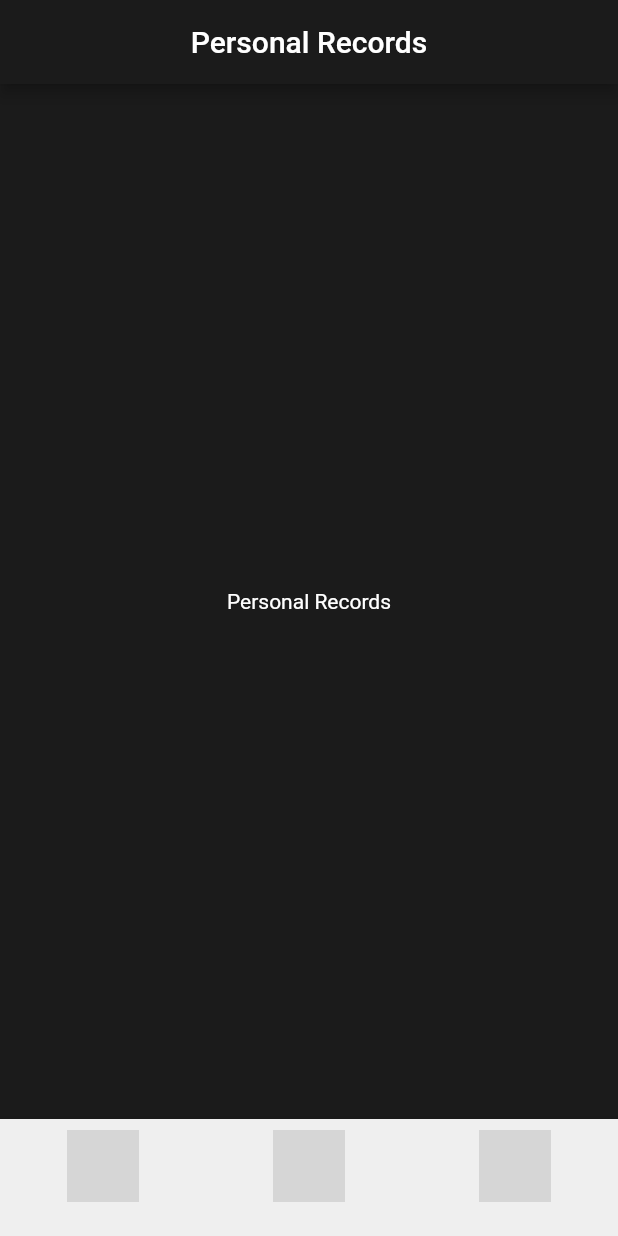
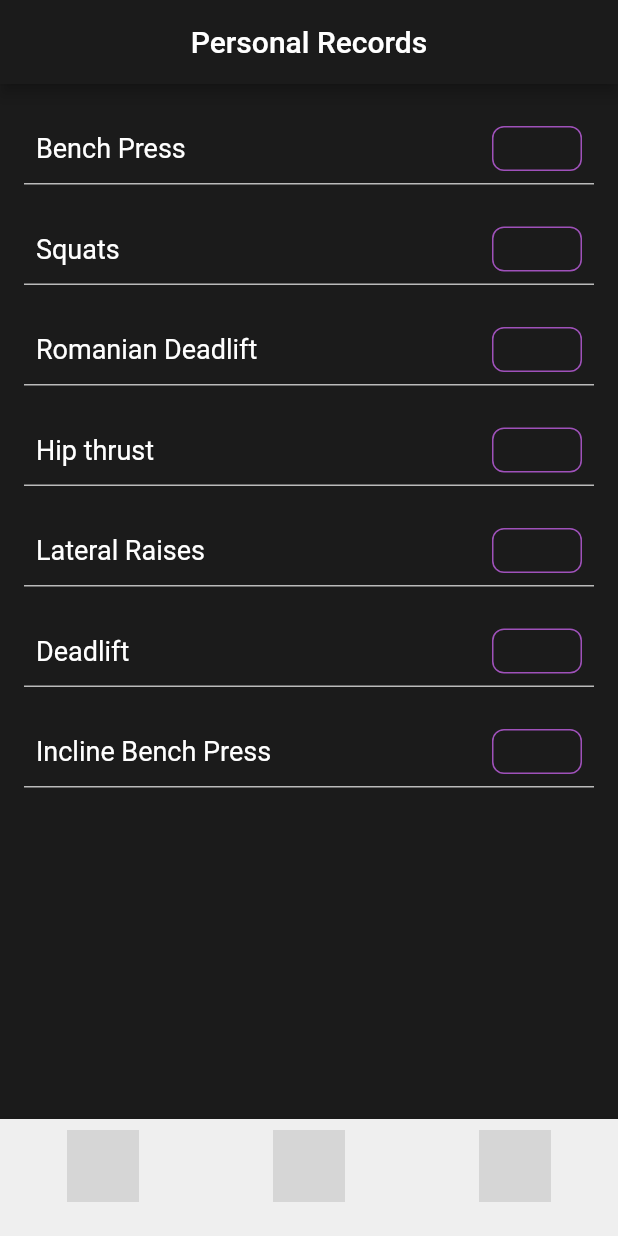
Before and after one commit to sophiavl/s1135382_s1133373_iiatimd_app, a Flutter app: the screen it shows after launch, item 3 of the bottom bar chosen, on a phone screen of 412 x 824 dp. Run offline on Flutter 3.47's test engine with Material 2 defaults, Android fonts, the phone set to English and light mode, and no system bars; grey boxes are pictures that could not be loaded.

Commit message:
made component for pr

```diff
--- a/lib/components/pr_model.dart
+++ b/lib/components/pr_model.dart
@@ -0,0 +1,63 @@
+import 'package:flutter/material.dart';
+
+class PrModel extends StatelessWidget {
+  final String workoutName;
+  final double pr;
+  final Color borderColor = const Color(0xFFBBBBBB);
+  final Color defaultColor = const Color(0xFF9F51BA);
+
+  const PrModel({Key? key, required this.workoutName, required this.pr})
+      : super(key: key);
+
+  @override
+  Widget build(BuildContext context) {
+    return Padding(
+      padding: const EdgeInsets.symmetric(horizontal: 16.0),
+      child: Column(
+        children: [
+          Container(
+            decoration: BoxDecoration(
+              borderRadius: BorderRadius.circular(8.0),
+            ),
+            padding: const EdgeInsets.all(8.0),
+            child: Row(
+              mainAxisAlignment: MainAxisAlignment.spaceBetween,
+              children: [
+                Text(
+                  workoutName,
+                  style: const TextStyle(
+                    color: Colors.white,
+                    fontSize: 18.0,
+                  ),
+                ),
+                Container(
+                  width: 60.0,
+                  height: 30.0,
+                  decoration: BoxDecoration(
+                    borderRadius: BorderRadius.circular(8.0),
+                    border: Border.all(color: defaultColor),
+                  ),
+                  child: const Padding(
+                    padding: EdgeInsets.symmetric(vertical: 5.0),
+                    child: TextField(
+                      textAlign: TextAlign.center,
+                      style: TextStyle(color: Colors.white),
+                      decoration: InputDecoration(
+                        border: InputBorder.none,
+                      ),
+                    ),
+                  ),
+                ),
+              ],
+            ),
+          ),
+          Divider(
+            color: borderColor,
+            thickness: 1.0,
+            height: 1.0,
+          ),
+        ],
+      ),
+    );
+  }
+}
--- a/lib/personal_record_page.dart
+++ b/lib/personal_record_page.dart
@@ -1,4 +1,5 @@
 import 'package:flutter/material.dart';
+import 'package:s1135382_s1133373_iiatimd_app/components/pr_model.dart';
 
 class PersonalRecord extends StatefulWidget {
   const PersonalRecord({super.key});
@@ -12,10 +13,33 @@ class _PersonalRecordState extends State<PersonalRecord> {
 
   @override
   Widget build(BuildContext context) {
-    return Container(
-      color: background, // Set the background color for the whole screen
-      child: const Center(
-        child: Text('Personal Records', style: TextStyle(color: Colors.white)),
+    return Scaffold(
+      backgroundColor: background,
+      body: SingleChildScrollView(
+        child: Container(
+          color: background,
+          child: Column(
+            crossAxisAlignment: CrossAxisAlignment.center,
+            children: <Widget>[
+              const SizedBox(height: 20),
+              Center(
+                child: Wrap(
+                    spacing: 20.0,
+                    runSpacing: 20.0,
+                    runAlignment: WrapAlignment.center,
+                    children: const [
+                      PrModel(workoutName: 'Bench Press', pr: 43.5),
+                      PrModel(workoutName: 'Squats', pr: 75),
+                      PrModel(workoutName: 'Romanian Deadlift', pr: 50),
+                      PrModel(workoutName: 'Hip thrust', pr: 100),
+                      PrModel(workoutName: 'Lateral Raises', pr: 14),
+                      PrModel(workoutName: 'Deadlift', pr: 55),
+                      PrModel(workoutName: 'Incline Bench Press', pr: 25),
+                    ]),
+              ),
+            ],
+          ),
+        ),
       ),
     );
   }
```
